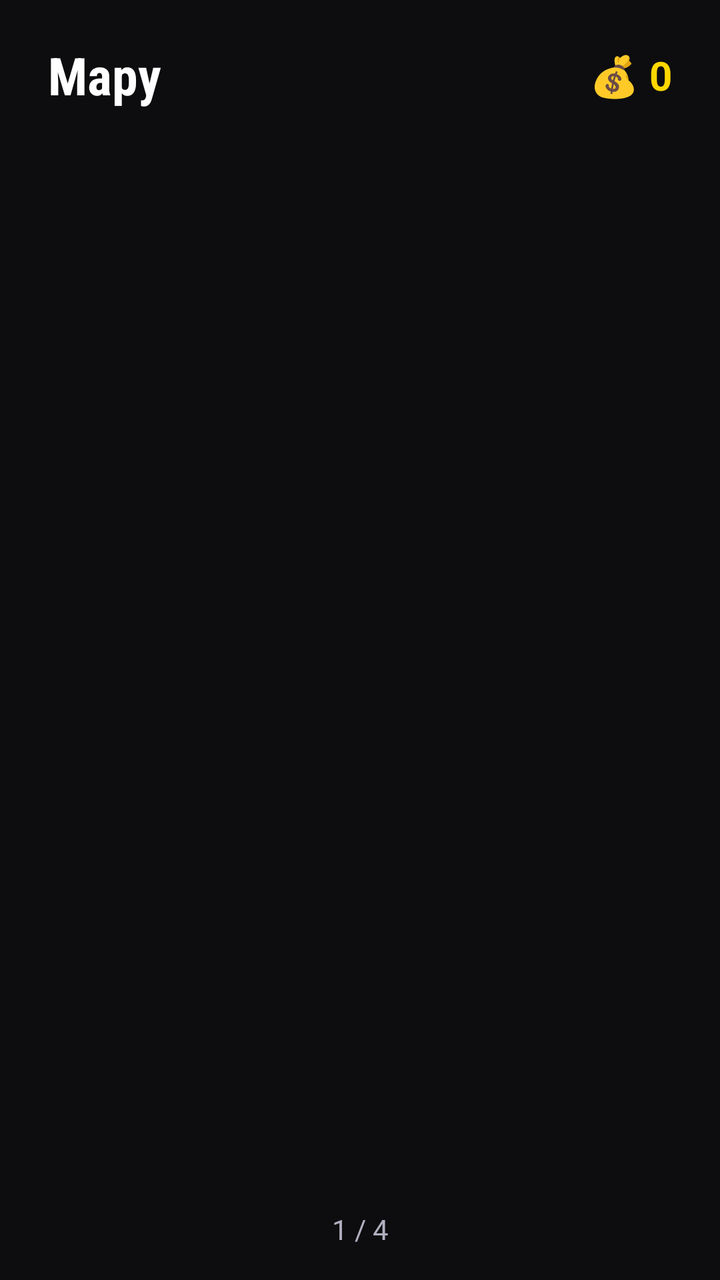
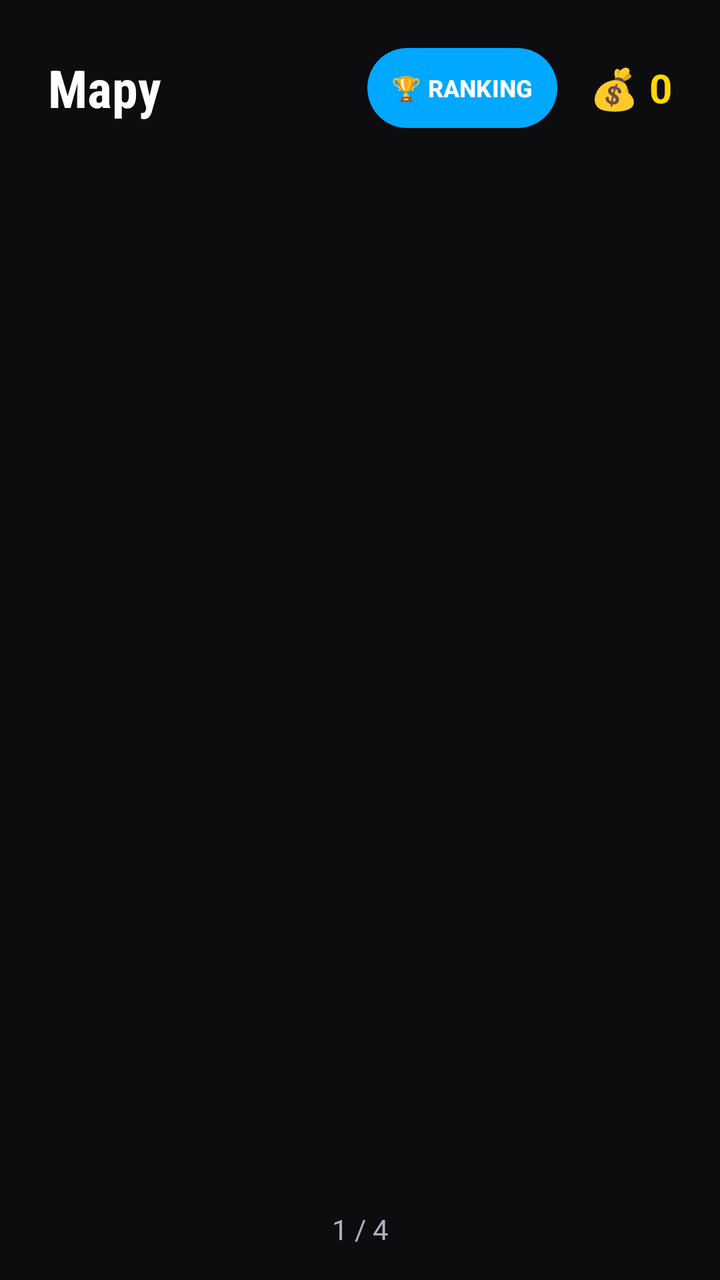

The first picture is an Android layout as it rendered before a commit; the second is the same layout after the commit. The layout source and the unified diff follow.
<!-- AndroidManifest.xml: application theme Theme.DriveAndAlive -->
<!-- res/layout/fragment_map_selection.xml -->
<?xml version="1.0" encoding="utf-8"?>

<androidx.constraintlayout.widget.ConstraintLayout
    xmlns:android="http://schemas.android.com/apk/res/android"
    xmlns:app="http://schemas.android.com/apk/res-auto"
    android:layout_width="match_parent"
    android:layout_height="match_parent"
    android:background="@color/bg_dark">

    
    <LinearLayout
        android:id="@+id/header"
        android:layout_width="0dp"
        android:layout_height="wrap_content"
        android:orientation="horizontal"
        android:paddingStart="24dp"
        android:paddingEnd="24dp"
        android:paddingTop="20dp"
        android:paddingBottom="24dp"
        app:layout_constraintTop_toTopOf="parent"
        app:layout_constraintStart_toStartOf="parent"
        app:layout_constraintEnd_toEndOf="parent">

        
        <TextView
            android:id="@+id/tv_title"
            android:layout_width="0dp"
            android:layout_height="wrap_content"
            android:layout_weight="1"
            android:text="Mapy"
            android:textColor="@color/text_primary"
            android:textSize="26sp"
            android:textStyle="bold"
            android:fontFamily="sans-serif-condensed"
            android:layout_gravity="center_vertical"/>

        
        <TextView
            android:id="@+id/tv_weather"
            android:layout_width="wrap_content"
            android:layout_height="wrap_content"
            android:textColor="@color/accent_blue"
            android:textSize="14sp"
            android:background="@color/bg_card"
            android:paddingHorizontal="10dp"
            android:paddingVertical="6dp"
            android:visibility="gone"
            android:layout_marginEnd="16dp"
            android:layout_gravity="center_vertical"/>

        
        <TextView
            android:id="@+id/tv_coins"
            android:layout_width="wrap_content"
            android:layout_height="wrap_content"
            android:text="💰 0"
            android:textColor="@color/coin_color"
            android:textSize="20sp"
            android:textStyle="bold"
            android:layout_gravity="center_vertical"/>
    </LinearLayout>


    
    <androidx.viewpager2.widget.ViewPager2
        android:id="@+id/view_pager_maps"
        android:layout_width="0dp"
        android:layout_height="0dp"
        app:layout_constraintTop_toBottomOf="@id/header"
        app:layout_constraintBottom_toTopOf="@id/tv_page_indicator"
        app:layout_constraintStart_toStartOf="parent"
        app:layout_constraintEnd_toEndOf="parent"
        android:layout_marginStart="24dp"
        android:layout_marginEnd="24dp"
        android:layout_marginTop="12dp"
        android:clipChildren="false"
        android:clipToPadding="false"
        android:overScrollMode="never" />


    
    <TextView
        android:id="@+id/tv_page_indicator"
        android:layout_width="wrap_content"
        android:layout_height="wrap_content"
        android:textColor="@color/text_secondary"
        android:textSize="14sp"
        android:text="1 / 4"
        android:layout_marginBottom="16dp"
        app:layout_constraintBottom_toBottomOf="parent"
        app:layout_constraintStart_toStartOf="parent"
        app:layout_constraintEnd_toEndOf="parent"/>

</androidx.constraintlayout.widget.ConstraintLayout>
<!-- resources referenced by this layout -->
<resources>
  <color name="accent_blue">#00A8FF</color>
  <color name="bg_card">#242430</color>
  <color name="bg_dark">#0D0D0F</color>
  <color name="coin_color">#FFD700</color>
  <color name="text_primary">#FFFFFF</color>
  <color name="text_secondary">#B0B0C0</color>
  <style name="Theme.DriveAndAlive" parent="Theme.Material3.Dark.NoActionBar">
          <item name="colorPrimary">@color/accent_orange</item>
          <item name="colorPrimaryVariant">@color/colorPrimaryVariant</item>
          <item name="colorOnPrimary">@color/text_primary</item>
          <item name="colorSecondary">@color/accent_yellow</item>
          <item name="colorOnSecondary">@color/bg_dark</item>
          <item name="colorSurface">@color/bg_surface</item>
          <item name="colorOnSurface">@color/text_primary</item>
          <item name="android:colorBackground">@color/bg_dark</item>
          <item name="colorOnBackground">@color/text_primary</item>
          <item name="colorError">@color/colorError</item>
          <item name="android:statusBarColor">@color/bg_dark</item>
          <item name="android:navigationBarColor">@color/bg_surface</item>
          <item name="android:windowBackground">@color/bg_dark</item>
      </style>
  <color name="accent_orange">#FF6B00</color>
  <color name="colorPrimaryVariant">#C45200</color>
  <color name="accent_yellow">#FFB800</color>
  <color name="bg_surface">#1A1A1F</color>
  <color name="colorError">#FF2D55</color>
</resources>

<!-- the commit's change to res/layout/fragment_map_selection.xml (unified diff, before → after) -->
@@ -7,7 +7,6 @@
     android:layout_height="match_parent"
     android:background="@color/bg_dark">
 
-    
     <LinearLayout
         android:id="@+id/header"
         android:layout_width="0dp"
@@ -17,11 +16,11 @@
         android:paddingEnd="24dp"
         android:paddingTop="20dp"
         android:paddingBottom="24dp"
+        android:gravity="center_vertical"
         app:layout_constraintTop_toTopOf="parent"
         app:layout_constraintStart_toStartOf="parent"
         app:layout_constraintEnd_toEndOf="parent">
 
-        
         <TextView
             android:id="@+id/tv_title"
             android:layout_width="0dp"
@@ -31,10 +30,24 @@
             android:textColor="@color/text_primary"
             android:textSize="26sp"
             android:textStyle="bold"
-            android:fontFamily="sans-serif-condensed"
-            android:layout_gravity="center_vertical"/>
+            android:fontFamily="sans-serif-condensed" />
 
-        
+        <com.google.android.material.button.MaterialButton
+            android:id="@+id/btn_ranking"
+            android:layout_width="wrap_content"
+            android:layout_height="wrap_content"
+            android:text="🏆 RANKING"
+            android:textSize="12sp"
+            android:textStyle="bold"
+            android:paddingStart="12dp"
+            android:paddingTop="6dp"
+            android:paddingEnd="12dp"
+            android:paddingBottom="6dp"
+            android:textColor="@color/text_primary"
+            app:backgroundTint="@color/stat_grip"
+            app:cornerRadius="20dp"
+            android:layout_marginEnd="16dp" />
+
         <TextView
             android:id="@+id/tv_weather"
             android:layout_width="wrap_content"
@@ -45,10 +58,8 @@
             android:paddingHorizontal="10dp"
             android:paddingVertical="6dp"
             android:visibility="gone"
-            android:layout_marginEnd="16dp"
-            android:layout_gravity="center_vertical"/>
+            android:layout_marginEnd="16dp" />
 
-        
         <TextView
             android:id="@+id/tv_coins"
             android:layout_width="wrap_content"
@@ -56,29 +67,26 @@
             android:text="💰 0"
             android:textColor="@color/coin_color"
             android:textSize="20sp"
-            android:textStyle="bold"
-            android:layout_gravity="center_vertical"/>
+            android:textStyle="bold" />
+
     </LinearLayout>
 
-
-    
     <androidx.viewpager2.widget.ViewPager2
         android:id="@+id/view_pager_maps"
         android:layout_width="0dp"
         android:layout_height="0dp"
+        android:layout_marginStart="0dp"
+        android:layout_marginEnd="0dp"
+        android:paddingStart="240dp"
+        android:paddingEnd="240dp"
+        android:clipChildren="false"
+        android:clipToPadding="false"
+        android:overScrollMode="never"
         app:layout_constraintTop_toBottomOf="@id/header"
         app:layout_constraintBottom_toTopOf="@id/tv_page_indicator"
         app:layout_constraintStart_toStartOf="parent"
-        app:layout_constraintEnd_toEndOf="parent"
-        android:layout_marginStart="24dp"
-        android:layout_marginEnd="24dp"
-        android:layout_marginTop="12dp"
-        android:clipChildren="false"
-        android:clipToPadding="false"
-        android:overScrollMode="never" />
+        app:layout_constraintEnd_toEndOf="parent" />
 
-
-    
     <TextView
         android:id="@+id/tv_page_indicator"
         android:layout_width="wrap_content"
@@ -89,6 +97,6 @@
         android:layout_marginBottom="16dp"
         app:layout_constraintBottom_toBottomOf="parent"
         app:layout_constraintStart_toStartOf="parent"
-        app:layout_constraintEnd_toEndOf="parent"/>
+        app:layout_constraintEnd_toEndOf="parent" />
 
 </androidx.constraintlayout.widget.ConstraintLayout>
<!-- resource entries referenced after the edit -->
@@ -4,6 +4,7 @@
   <color name="bg_card">#242430</color>
   <color name="bg_dark">#0D0D0F</color>
   <color name="coin_color">#FFD700</color>
+  <color name="stat_grip">#00A8FF</color>
   <color name="text_primary">#FFFFFF</color>
   <color name="text_secondary">#B0B0C0</color>
   <style name="Theme.DriveAndAlive" parent="Theme.Material3.Dark.NoActionBar">
